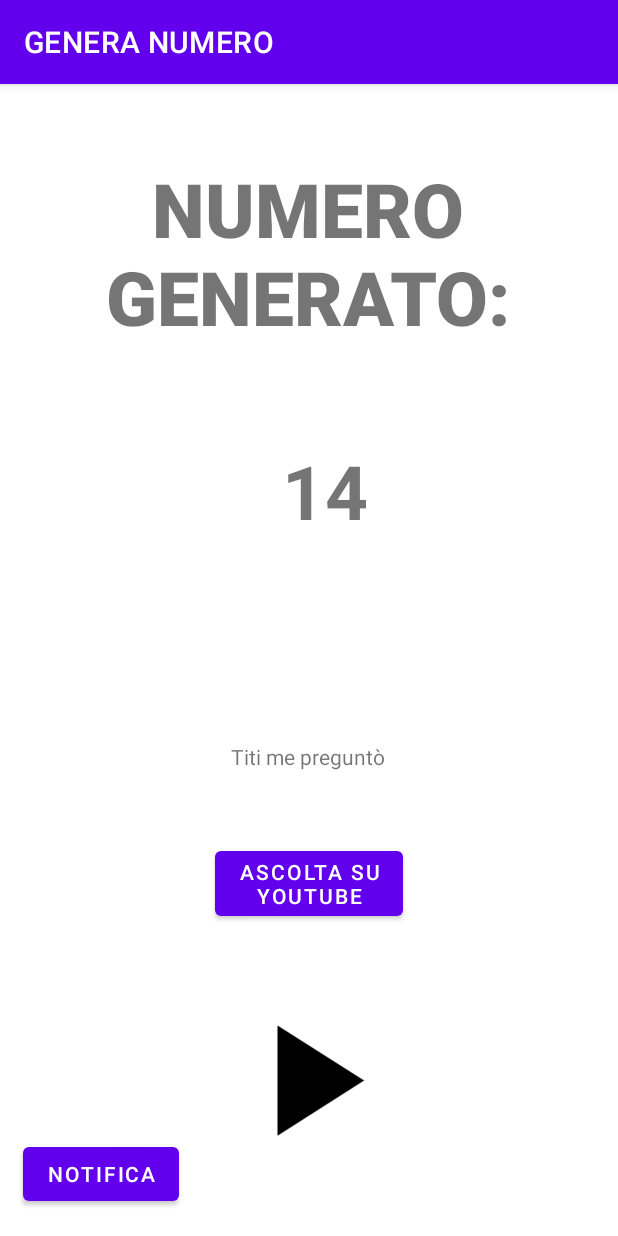
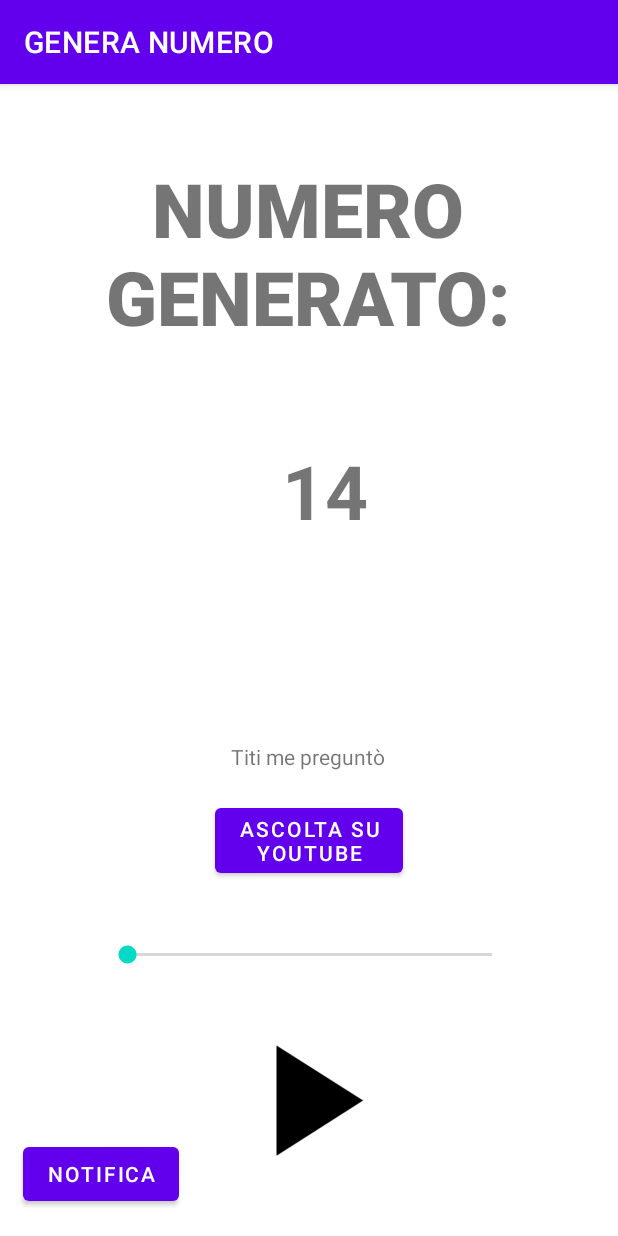
Before and after one commit to LeonardoCampoverde/JukeBox, an Android app: the screen it shows after launch (numGenerato), after a tap on "GENERA NUMERO", on a phone screen of 412 x 824 dp. Run offline under Robolectric (Android 15) with nearby library versions, the phone set to English and light mode, and no system bars.

Commit message:
aggiunta una barra per mandare avanti la canzone

```diff
--- a/app/src/main/java/com/example/jokeboxleonardocampoverde/numGenerato.java
+++ b/app/src/main/java/com/example/jokeboxleonardocampoverde/numGenerato.java
@@ -17,19 +17,26 @@ import android.content.Intent;
 import android.content.pm.PackageManager;
 import android.media.MediaPlayer;
 import android.net.Uri;
+import android.os.AsyncTask;
 import android.os.Build;
 import android.os.Bundle;
 import android.util.Log;
 import android.view.View;
 import android.widget.Button;
 import android.widget.ImageButton;
+import android.widget.SeekBar;
 import android.widget.TextView;
 
 import java.io.IOException;
 import java.nio.channels.Channel;
+import java.util.Timer;
+import java.util.TimerTask;
+
 
 public class numGenerato extends AppCompatActivity {
 
+
+    SeekBar s;
 
     //dichiaro l'oggetto Button che mi servirà per aggiungere il listener
     private Button ascolta;
@@ -38,6 +45,7 @@ public class numGenerato extends AppCompatActivity {
     private MediaPlayer mediaPlayer;
     private boolean riproduzione = false;
     private ImageButton player;
+    Timer t= new Timer();
 
     Canzone[] c = Canzone.init();
 
@@ -49,7 +57,7 @@ public class numGenerato extends AppCompatActivity {
 
 
         player = findViewById(R.id.player);
-
+        s=findViewById(R.id.seekBar);
 
         //trovo tramite id la textview in cui stamperò il numero ottenuto
         TextView numero = (TextView) findViewById(R.id.num);
@@ -81,8 +89,61 @@ public class numGenerato extends AppCompatActivity {
         mediaPlayer = MediaPlayer.create(this, c[intNum].path);
         player.setImageResource(R.drawable.play);
 
+        s.setMax(mediaPlayer.getDuration());
+
+        t.scheduleAtFixedRate(new TimerTask() {
+            @Override
+            public void run() {
+                new AsyncTask() {
+                    @Override
+                    protected Integer doInBackground(Object[] objects) {
+                        if(riproduzione) {
+                            int percent;
+                            int position = mediaPlayer.getCurrentPosition();
+                            int timeRunning = mediaPlayer.getDuration();
+                            if (timeRunning == 0 || position == 0) {
+                                percent = 0;
+                            } else {
+                                percent = (position * 100) / timeRunning;
+                            }
+
+                            return percent;
+
+                        }
+                        return -1;
+                    }
+
+                    protected void onPostExecute(Integer result) {
+                        if(result  != -1){
+                            s.setProgress(result);}
+
+                    }
+
+                }.execute();
+            }
+        },0,1000);
+
+        s.setOnSeekBarChangeListener(new SeekBar.OnSeekBarChangeListener() {
+            @Override
+            public void onProgressChanged(SeekBar seekBar, int i, boolean b) {
+                mediaPlayer.seekTo(i);
+            }
+
+            @Override
+            public void onStartTrackingTouch(SeekBar seekBar) {
+
+            }
+
+            @Override
+            public void onStopTrackingTouch(SeekBar seekBar) {
+
+            }
+        });
+
 
     }
+
+
 
 
     public void ascoltaMusica() {
@@ -110,6 +171,7 @@ public class numGenerato extends AppCompatActivity {
 
     public void releasePlayer() {
         try {
+            t.cancel();
             mediaPlayer.pause();
             mediaPlayer.stop();
             mediaPlayer.release();
--- a/app/src/main/res/layout/num_generato.xml
+++ b/app/src/main/res/layout/num_generato.xml
@@ -50,6 +50,7 @@
         app:layout_constraintTop_toBottomOf="@+id/num"
         app:layout_constraintVertical_bias="0.212" />
 
+
     <Button
         android:id="@+id/ascolta"
         android:layout_width="wrap_content"
@@ -57,25 +58,26 @@
         android:text="ASCOLTA SU\nYOUTUBE"
         app:layout_constraintBottom_toBottomOf="parent"
         app:layout_constraintEnd_toEndOf="parent"
+        app:layout_constraintHorizontal_bias="0.501"
         app:layout_constraintStart_toStartOf="parent"
         app:layout_constraintTop_toBottomOf="@+id/nome_canzone"
-        app:layout_constraintVertical_bias="0.185" />
-
+        app:layout_constraintVertical_bias="0.072" />
 
     <ImageButton
+        android:id="@+id/player"
         android:layout_width="128dp"
+
         android:layout_height="126dp"
-
-        android:id="@+id/player"
-        android:onClick="riproduci"
         android:background="@null"
         android:contentDescription="RIPRODUCI"
+        android:onClick="riproduci"
+        android:scaleType="fitCenter"
         app:layout_constraintBottom_toBottomOf="parent"
         app:layout_constraintEnd_toEndOf="parent"
+        app:layout_constraintHorizontal_bias="0.498"
         app:layout_constraintStart_toStartOf="parent"
         app:layout_constraintTop_toBottomOf="@+id/ascolta"
-        android:scaleType="fitCenter"
-        />
+        app:layout_constraintVertical_bias="0.753" />
 
     <Button
         android:id="@+id/notifica"
@@ -90,5 +92,15 @@
         app:layout_constraintTop_toTopOf="parent"
         app:layout_constraintVertical_bias="0.976" />
 
+    <SeekBar
+        android:id="@+id/seekBar"
+        android:layout_width="275dp"
+        android:layout_height="35dp"
+        android:layout_marginTop="15dp"
+        app:layout_constraintBottom_toTopOf="@+id/player"
+        app:layout_constraintEnd_toEndOf="parent"
+        app:layout_constraintStart_toStartOf="parent"
+        app:layout_constraintTop_toBottomOf="@+id/ascolta" />
+
 
 </androidx.constraintlayout.widget.ConstraintLayout>
```
